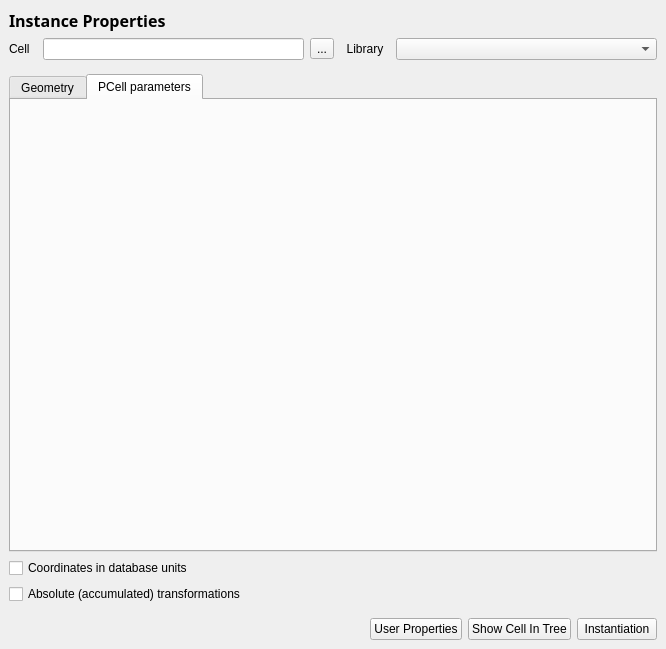
First picture: the form in src/edt/edt/InstPropertiesPage.ui, repository KLayout/klayout, before the edit.
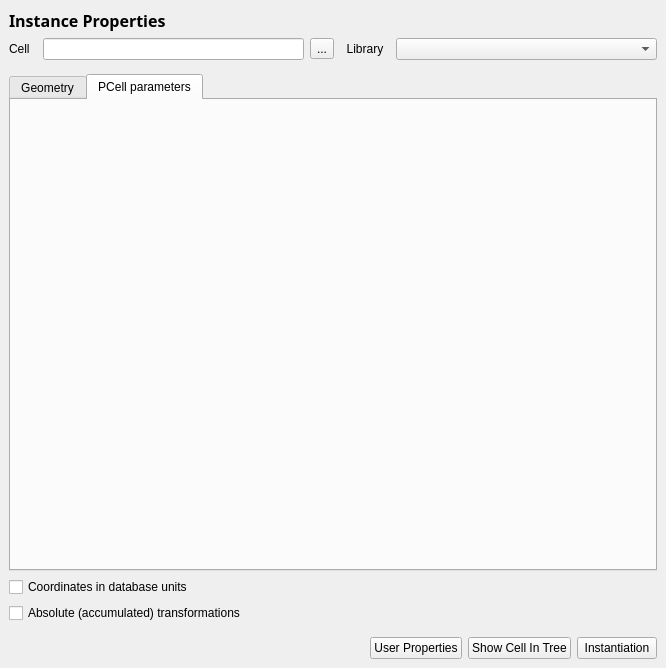
Second picture: the form after the edit. The open tabs and pages were chosen to show the change. Icons and pictures are not drawn. Custom widgets are drawn as their Qt base class.

```diff
--- a/src/edt/edt/InstPropertiesPage.ui
+++ b/src/edt/edt/InstPropertiesPage.ui
@@ -7,7 +7,7 @@
     <x>0</x>
     <y>0</y>
     <width>666</width>
-    <height>649</height>
+    <height>668</height>
    </rect>
   </property>
   <property name="windowTitle">
```
Left out of the diff: 2 changed lines with no effect on the pictures.
